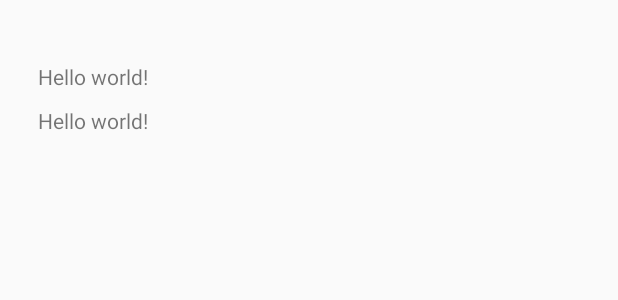
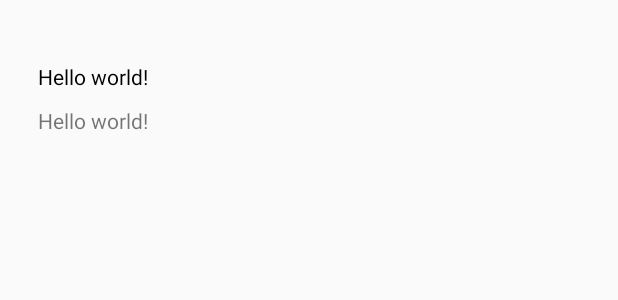
Before and after one commit to MariusEmanuel/HALTrappenhuis, an Android app: the layout activity_route.xml on its own in the app's theme, with its tools: preview values and no code run, on a phone screen of 412 x 824 dp. Shown: the top 300 px of the screen. Run offline under Robolectric (Android 15) with nearby library versions, the phone set to English and light mode, and no system bars.

Commit message:
Tekstkleur v/d title

```diff
--- a/app/src/main/res/layout/activity_route.xml
+++ b/app/src/main/res/layout/activity_route.xml
@@ -23,8 +23,7 @@
                 android:layout_height="wrap_content"
                 android:id="@+id/title"
                 android:paddingBottom="10dp"
-
-                />
+                android:textColor="#ff000000" />
 
             <TextView android:text="@string/hello_world" android:layout_width="wrap_content"
             android:layout_height="wrap_content" android:id="@+id/data"
```
